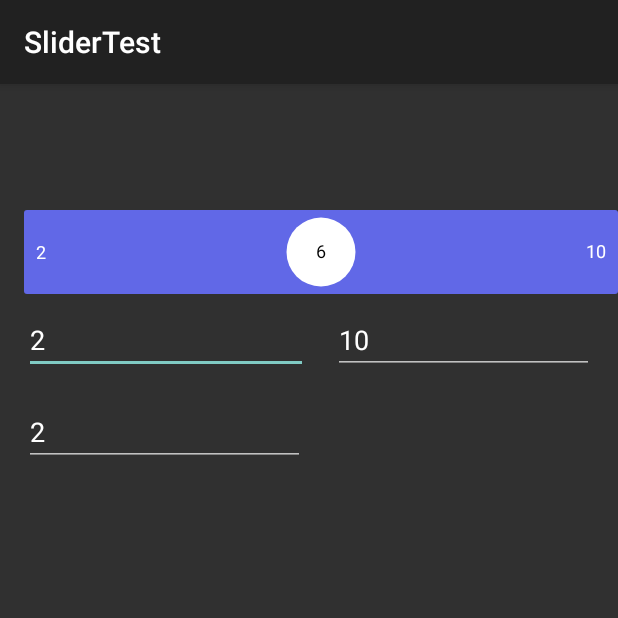
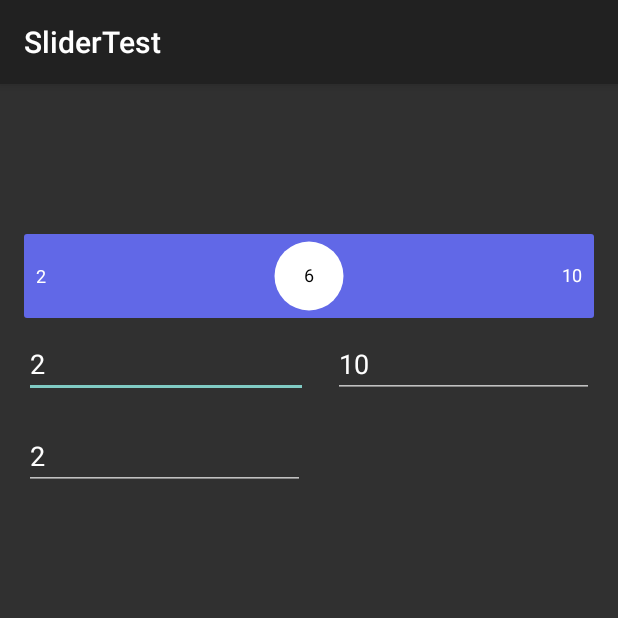
Before and after one commit to adsamcik/Slider, an Android app: the screen it shows after launch (MainActivity), on a phone screen of 412 x 824 dp, the top half of it. Run offline under Robolectric (Android 15) with nearby library versions, the phone set to English and light mode, and no system bars.

Commit message:
Improved example layout

```diff
--- a/app/src/main/res/layout/activity_main.xml
+++ b/app/src/main/res/layout/activity_main.xml
@@ -4,19 +4,16 @@
     xmlns:tools="http://schemas.android.com/tools"
     android:layout_width="match_parent"
     android:layout_height="match_parent"
+    android:padding="16dp"
     tools:context="com.adsamcik.slidertest.MainActivity">
 
     <com.adsamcik.slider.implementations.IntSlider
         android:id="@+id/slider"
         android:layout_width="match_parent"
         android:layout_height="wrap_content"
-        android:layout_marginStart="16dp"
-        android:layout_marginTop="12dp"
-        android:padding="16dp"
-        app:layout_constraintHorizontal_bias="0.0"
-        app:layout_constraintLeft_toLeftOf="parent"
-        app:layout_constraintRight_toRightOf="parent"
+        app:layout_constraintEnd_toEndOf="parent"
         app:layout_constraintStart_toStartOf="parent"
+        app:layout_constraintTop_toTopOf="parent"
         app:maxInt="10"
         app:minInt="2"
         app:stepInt="2" />
@@ -25,8 +22,6 @@
         android:id="@+id/minEditText"
         android:layout_width="189dp"
         android:layout_height="wrap_content"
-        android:layout_marginStart="16dp"
-        android:layout_marginLeft="16dp"
         android:layout_marginTop="8dp"
         android:ems="10"
         android:hint="min"
@@ -43,7 +38,6 @@
         android:layout_width="174dp"
         android:layout_height="wrap_content"
         android:layout_marginTop="8dp"
-        android:layout_marginRight="16dp"
         android:ems="10"
         android:hint="max"
         android:inputType="numberSigned|numberDecimal"
@@ -56,7 +50,6 @@
         android:id="@+id/stepEditText"
         android:layout_width="187dp"
         android:layout_height="wrap_content"
-        android:layout_marginLeft="16dp"
         android:layout_marginTop="16dp"
         android:ems="10"
         android:hint="step"
```
